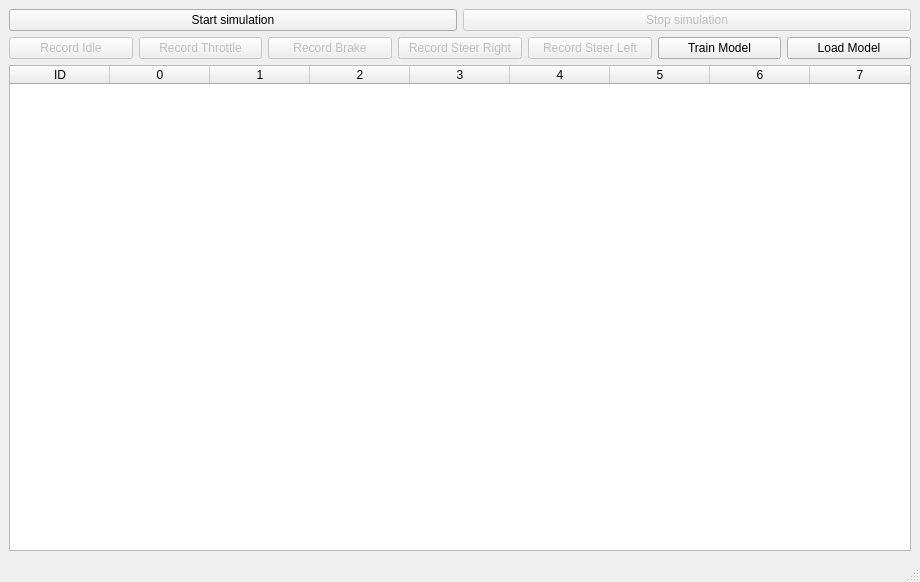
oramadn/CAN_Simulator, file xml/primaryWindow.ui: the form before one commit.
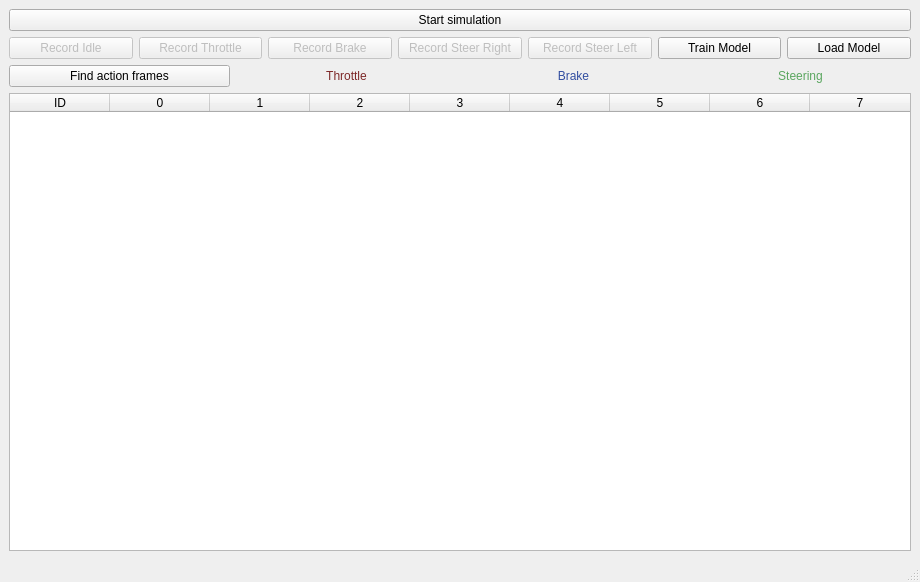
The form after the commit.

Commit message: Added frame finder

Diff of the .ui file:
```diff
--- a/xml/primaryWindow.ui
+++ b/xml/primaryWindow.ui
@@ -24,26 +24,6 @@
         </property>
        </widget>
       </item>
-      <item>
-       <layout class="QVBoxLayout" name="verticalLayout_2">
-        <item>
-         <widget class="QPushButton" name="stopButton">
-          <property name="enabled">
-           <bool>false</bool>
-          </property>
-          <property name="sizePolicy">
-           <sizepolicy hsizetype="Minimum" vsizetype="Preferred">
-            <horstretch>0</horstretch>
-            <verstretch>0</verstretch>
-           </sizepolicy>
-          </property>
-          <property name="text">
-           <string>Stop simulation</string>
-          </property>
-         </widget>
-        </item>
-       </layout>
-      </item>
      </layout>
     </item>
     <item>
@@ -114,6 +94,65 @@
       </item>
      </layout>
     </item>
+    <item>
+     <layout class="QHBoxLayout" name="horizontalLayout_3">
+      <item>
+       <widget class="QPushButton" name="findFramesButton">
+        <property name="text">
+         <string>Find action frames</string>
+        </property>
+       </widget>
+      </item>
+      <item>
+       <widget class="QLabel" name="throttleLabel">
+        <property name="styleSheet">
+         <string notr="true">color: rgb(125, 40, 40);</string>
+        </property>
+        <property name="frameShape">
+         <enum>QFrame::Shape::NoFrame</enum>
+        </property>
+        <property name="text">
+         <string>Throttle</string>
+        </property>
+        <property name="alignment">
+         <set>Qt::AlignmentFlag::AlignCenter</set>
+        </property>
+       </widget>
+      </item>
+      <item>
+       <widget class="QLabel" name="brakeLabel">
+        <property name="styleSheet">
+         <string notr="true">color: rgb(50, 78, 161)</string>
+        </property>
+        <property name="frameShape">
+         <enum>QFrame::Shape::NoFrame</enum>
+        </property>
+        <property name="text">
+         <string>Brake</string>
+        </property>
+        <property name="alignment">
+         <set>Qt::AlignmentFlag::AlignCenter</set>
+        </property>
+       </widget>
+      </item>
+      <item>
+       <widget class="QLabel" name="steeringLabel">
+        <property name="enabled">
+         <bool>true</bool>
+        </property>
+        <property name="styleSheet">
+         <string notr="true">color: rgb(90, 166, 95);</string>
+        </property>
+        <property name="text">
+         <string>Steering</string>
+        </property>
+        <property name="alignment">
+         <set>Qt::AlignmentFlag::AlignCenter</set>
+        </property>
+       </widget>
+      </item>
+     </layout>
+    </item>
     <item>
      <layout class="QHBoxLayout" name="horizontalLayout_2">
       <item>
```
Left out of the diff: 2 changed lines with no effect on the pictures. The commit also changes 13 other files.
